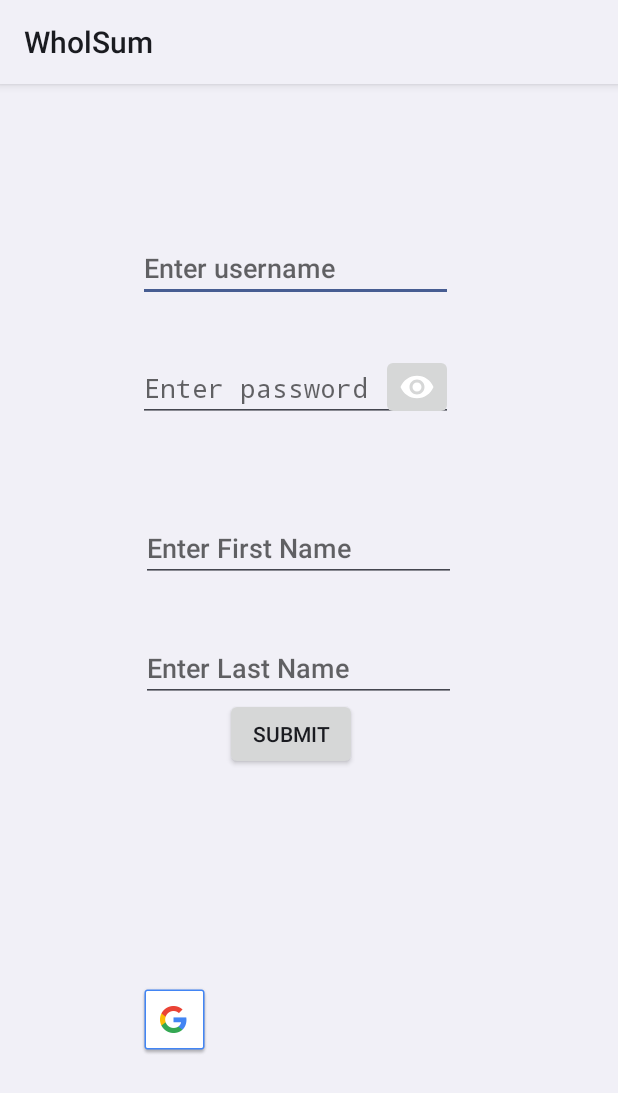
After one commit to ladybando/WhOlSum, an Android app: the fragment RegistrationFragment shown on its own in the app's theme, on a phone screen of 412 x 824 dp. The commit adds this screen. Shown: the top 1093 px of the screen. Run offline under Robolectric (Android 15) with nearby library versions, the phone set to English and light mode, and no system bars.

Commit message:
add test suite and registration page

```diff
--- a/app/build.gradle
+++ b/app/build.gradle
@@ -4,6 +4,8 @@ plugins {
 }
 apply plugin: "androidx.navigation.safeargs.kotlin"
 apply plugin: 'kotlin-kapt'
+apply plugin: 'com.google.gms.google-services'
+
 android {
     compileSdk 31
 
@@ -48,6 +50,8 @@ dependencies {
     implementation "com.google.firebase:firebase-auth-ktx:21.0.3"
     // [START gradle_firebase_ui_auth]
     implementation "com.firebaseui:firebase-ui-auth:8.0.0"
+    //Firebase core
+    implementation 'com.google.firebase:firebase-core:20.1.2'
     implementation 'androidx.core:core-ktx:1.7.0'
     implementation 'androidx.appcompat:appcompat:1.4.1'
     implementation 'com.google.android.material:material:1.5.0'
@@ -60,4 +64,5 @@ dependencies {
     testImplementation 'junit:junit:4.+'
     androidTestImplementation 'androidx.test.ext:junit:1.1.3'
     androidTestImplementation 'androidx.test.espresso:espresso-core:3.4.0'
+
 }
--- a/app/src/main/java/com/example/android/wholsum/MainActivity.kt
+++ b/app/src/main/java/com/example/android/wholsum/MainActivity.kt
@@ -19,7 +19,6 @@ class MainActivity : AppCompatActivity() {
     private lateinit var searchView: SearchView
     private lateinit var navController: NavController
 
-    //TODO update bottom nav bar to include fab
     override fun onCreate(savedInstanceState: Bundle?) {
         installSplashScreen()
         super.onCreate(savedInstanceState)
--- /dev/null
+++ b/app/src/main/java/com/example/android/wholsum/register/RegistrationFragment.kt
@@ -0,0 +1,32 @@
+package com.example.android.wholsum.register
+
+import android.os.Bundle
+import androidx.fragment.app.Fragment
+import android.view.LayoutInflater
+import android.view.View
+import android.view.ViewGroup
+import com.example.android.wholsum.R
+
+class RegistrationFragment : Fragment() {
+
+    override fun onCreateView(
+        inflater: LayoutInflater, container: ViewGroup?,
+        savedInstanceState: Bundle?
+    ): View? {
+        // Inflate the layout for this fragment
+        return inflater.inflate(R.layout.fragment_registration, container, false)
+    }
+
+  /*
+  fun showPassword(){
+    showHideBtn.setOnClickListener {
+        if(showHideBtn.text.toString().equals("Show")){
+            pwd.transformationMethod = HideReturnsTransformationMethod.getInstance()
+            showHideBtn.text = "Hide"
+        } else{
+            pwd.transformationMethod = PasswordTransformationMethod.getInstance()
+            showHideBtn.text = "Show"
+        }
+     }
+    }*/
+}
--- /dev/null
+++ b/app/src/main/res/drawable/ic_show_info.xml
@@ -0,0 +1,10 @@
+<vector xmlns:android="http://schemas.android.com/apk/res/android"
+    android:width="24dp"
+    android:height="24dp"
+    android:viewportWidth="24"
+    android:viewportHeight="24"
+    android:tint="?attr/colorControlNormal">
+  <path
+      android:fillColor="@android:color/white"
+      android:pathData="M12,4.5C7,4.5 2.73,7.61 1,12c1.73,4.39 6,7.5 11,7.5s9.27,-3.11 11,-7.5c-1.73,-4.39 -6,-7.5 -11,-7.5zM12,17c-2.76,0 -5,-2.24 -5,-5s2.24,-5 5,-5 5,2.24 5,5 -2.24,5 -5,5zM12,9c-1.66,0 -3,1.34 -3,3s1.34,3 3,3 3,-1.34 3,-3 -1.34,-3 -3,-3z"/>
+</vector>
--- /dev/null
+++ b/app/src/main/res/layout/fragment_registration.xml
@@ -0,0 +1,81 @@
+<?xml version="1.0" encoding="utf-8"?>
+<androidx.constraintlayout.widget.ConstraintLayout xmlns:android="http://schemas.android.com/apk/res/android"
+    xmlns:app="http://schemas.android.com/apk/res-auto"
+    xmlns:tools="http://schemas.android.com/tools"
+    android:layout_width="match_parent"
+    android:layout_height="match_parent"
+    tools:context=".login.LoginFragment">
+
+    <EditText
+        android:id="@+id/tvUsername"
+        android:layout_width="210dp"
+        android:layout_height="wrap_content"
+        android:layout_marginStart="92dp"
+        android:layout_marginTop="100dp"
+        android:hint="@string/username"
+        app:layout_constraintStart_toStartOf="parent"
+        app:layout_constraintTop_toTopOf="parent" />
+
+    <EditText
+        android:id="@+id/tvPassword"
+        android:layout_width="210dp"
+        android:layout_height="wrap_content"
+        android:layout_marginStart="92dp"
+        android:layout_marginTop="180dp"
+        android:hint="@string/password"
+        android:inputType="textPassword"
+        app:layout_constraintStart_toStartOf="parent"
+        app:layout_constraintTop_toTopOf="parent" />
+
+    <EditText
+        android:id="@+id/etFname"
+        android:layout_width="210dp"
+        android:layout_height="wrap_content"
+        android:layout_marginEnd="108dp"
+        android:layout_marginBottom="436dp"
+        android:hint="@string/first_name"
+        app:layout_constraintBottom_toBottomOf="parent"
+        app:layout_constraintEnd_toEndOf="parent" />
+
+    <ImageButton
+        android:layout_width="wrap_content"
+        android:layout_height="wrap_content"
+        android:src="@drawable/ic_show_info"
+        app:layout_constraintEnd_toEndOf="@+id/tvPassword"
+        app:layout_constraintTop_toTopOf="@+id/tvPassword" />
+
+    <EditText
+        android:id="@+id/etLname"
+        android:layout_width="210dp"
+        android:layout_height="wrap_content"
+        android:layout_marginEnd="108dp"
+        android:layout_marginBottom="356dp"
+        android:hint="@string/last_name"
+        app:layout_constraintBottom_toBottomOf="parent"
+        app:layout_constraintEnd_toEndOf="parent" />
+
+    <Button
+        android:id="@+id/submit_button"
+        android:layout_width="wrap_content"
+        android:layout_height="wrap_content"
+        android:layout_marginStart="140dp"
+        android:layout_marginTop="184dp"
+        android:text="@string/submit"
+        app:layout_constraintEnd_toEndOf="parent"
+        app:layout_constraintHorizontal_bias="0.054"
+        app:layout_constraintStart_toStartOf="parent"
+        app:layout_constraintTop_toBottomOf="@+id/tvPassword" />
+
+    <ImageView
+        android:id="@+id/googleIcon"
+        style="@style/ThemeOverlay.FirebaseIcon"
+        android:layout_width="55dp"
+        android:layout_height="0dp"
+        android:layout_marginEnd="268dp"
+        android:layout_marginBottom="120dp"
+        android:contentDescription="@string/desc_firebase_lockup"
+        android:src="@drawable/common_google_signin_btn_icon_dark"
+        app:layout_constraintBottom_toBottomOf="parent"
+        app:layout_constraintEnd_toEndOf="parent" />
+
+</androidx.constraintlayout.widget.ConstraintLayout>
--- a/app/src/main/res/navigation/nav_graph.xml
+++ b/app/src/main/res/navigation/nav_graph.xml
@@ -16,7 +16,7 @@
     </fragment>
     <fragment
         android:id="@+id/loginFragment"
-        android:name="com.example.android.wholsum.ui.LoginFragment"
+        android:name="com.example.android.wholsum.login.LoginFragment"
         android:label="Login"
         tools:layout="@layout/fragment_login" >
         <action
--- a/app/src/main/res/values/strings.xml
+++ b/app/src/main/res/values/strings.xml
@@ -9,5 +9,8 @@
     <string name="username">Enter username</string>
     <string name="password">Enter password</string>
     <string name="submit">Submit</string>
-    <string name="your_web_client_id">test0189283</string>
+    <string name="your_web_client_id">"969078698525-nuihp645u9gb5shr5tavr4j7sh35u4pa.apps.googleusercontent.com"</string>
+    <string name="desc_firebase_lockup">firebase lockup</string>
+    <string name="first_name">Enter First Name</string>
+    <string name="last_name">Enter Last Name</string>
 </resources>
--- a/app/src/main/res/values/themes.xml
+++ b/app/src/main/res/values/themes.xml
@@ -29,4 +29,9 @@
         // Set the theme of the Activity that directly follows your splash screen.
         <item name="postSplashScreenTheme">@style/Theme.WholSum</item>
     </style>
+
+    <style name="ThemeOverlay.FirebaseIcon" parent="Theme.WholSum">
+        <item name="android:layout_marginTop">@dimen/icon_top_margin</item>
+        <item name="android:layout_marginBottom">@dimen/icon_bottom_margin</item>
+    </style>
 </resources>
```
Also changed, not shown: app/src/main/java/com/example/android/wholsum/login/LoginAuthentication.kt (added, +7 -0 lines), app/src/main/java/com/example/android/wholsum/login/LoginFragment.kt (renamed from app/src/main/java/com/example/android/wholsum/ui/LoginFragment.kt, +63 -26 lines), app/src/main/res/drawable/ic_hide_info.xml (added, +10 -0 lines), app/src/main/res/layout/fragment_login.xml (+24 -11 lines), app/src/main/res/values/dimens.xml (added, +12 -0 lines), build.gradle (+4 -4 lines), 2 other files.
